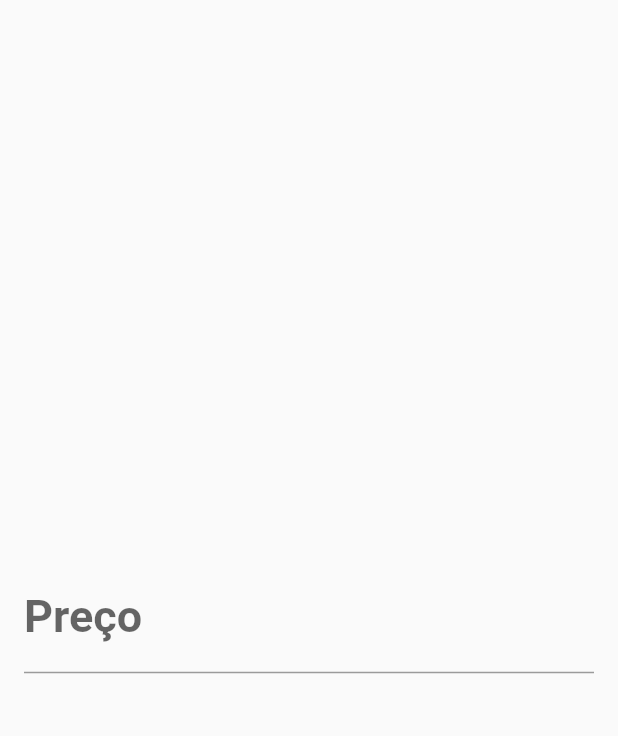
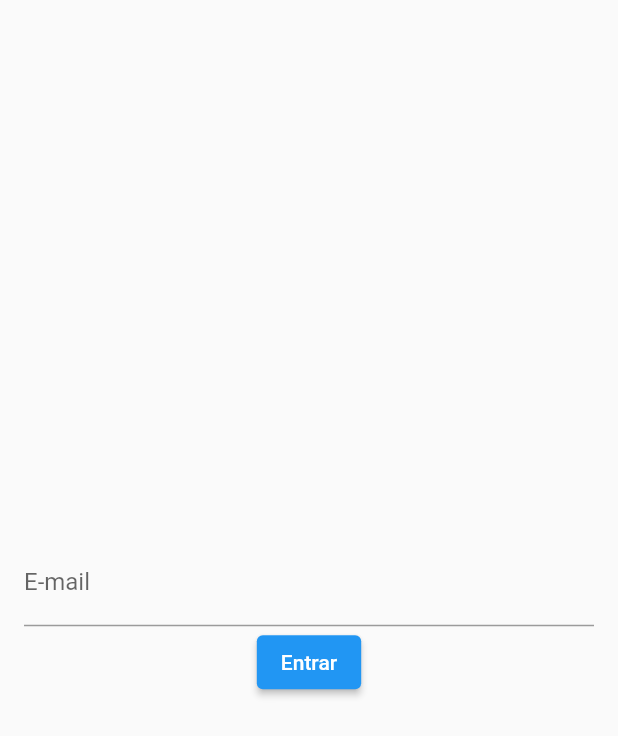
Before and after one commit to malufreirejau/todolistflutter, a Flutter app: the screen it shows after launch, on a phone screen of 412 x 824 dp. Shown: the top 736 px of the screen. Run offline on Flutter 3.47's test engine with Material 2 defaults, Android fonts, the phone set to English and light mode, and no system bars.

Commit message:
text controller

```diff
--- a/lib/pages/todo_list_page.dart
+++ b/lib/pages/todo_list_page.dart
@@ -1,7 +1,9 @@
 import 'package:flutter/material.dart';
 
 class TodoListPage extends StatelessWidget {
-  const TodoListPage({Key? key}) : super(key: key);
+  TodoListPage({Key? key}) : super(key: key);
+
+  final TextEditingController emailController = TextEditingController();
 
   @override
   Widget build(BuildContext context) {
@@ -9,30 +11,28 @@ class TodoListPage extends StatelessWidget {
       body: Center(
         child: Padding(
           padding: const EdgeInsets.only(left: 16, right: 16),
-          child: TextField(
-            decoration: InputDecoration(
-              // labelText: 'E-mail',
-              // hintText: 'exemplo@exemplo.com',
-              // border: InputBorder.none,
-              // errorText: null,
-              labelText: 'Preço',
-              prefixText: 'R\$ ',
-              suffixText: 'cm',
-              labelStyle: TextStyle(
-                fontSize: 30,
+          child: Column(
+            mainAxisSize: MainAxisSize.min,
+            children: [
+              TextField(
+                controller: emailController,
+                decoration: InputDecoration(
+                  labelText: 'E-mail',
+                ),
+              ),
+              ElevatedButton(
+                onPressed: login,
+                child: Text('Entrar'),
               )
-            ),
-            // obscureText: true,
-            // obscuringCharacter: 'X',
-            keyboardType: TextInputType.number,
-            style: TextStyle(
-              fontSize: 20,
-              fontWeight: FontWeight.w700,
-              color: Colors.purpleAccent,
-            ),
+            ],
           ),
         ),
       ),
     );
   }
+  void login() {
+    String text = emailController.text;
+    print(text);
+    emailController.clear();
+  }
 }
```
